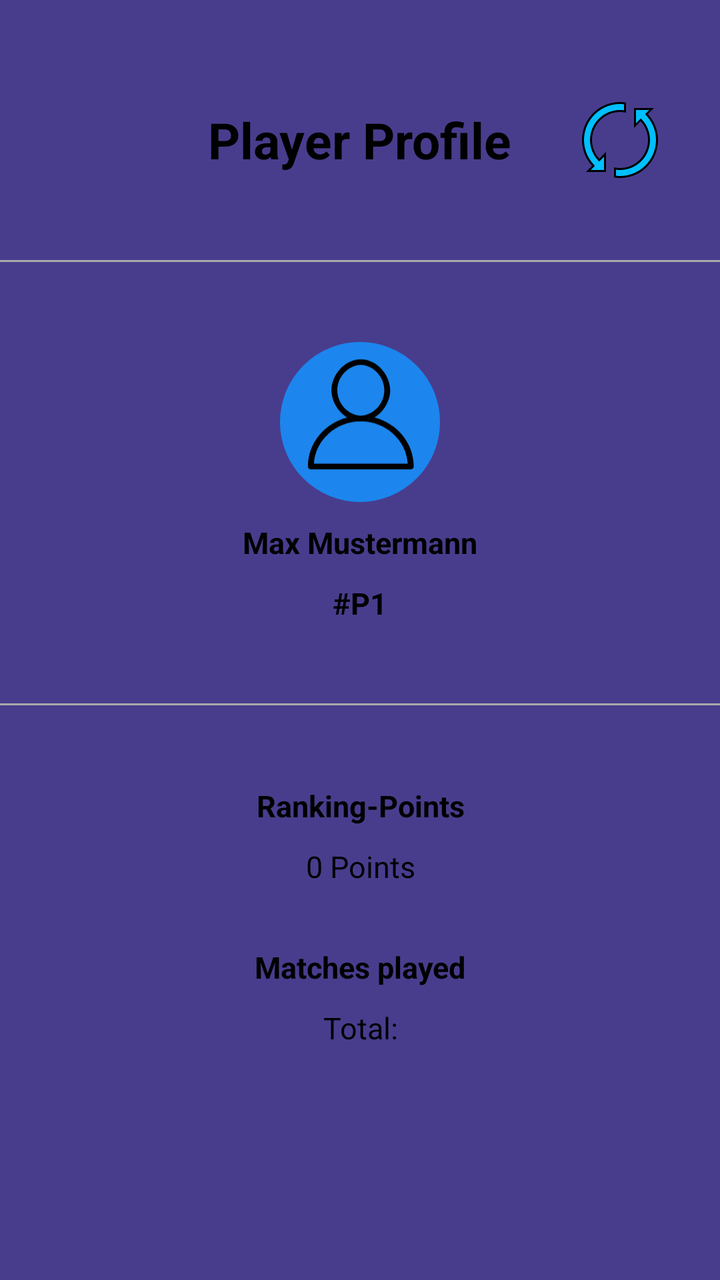
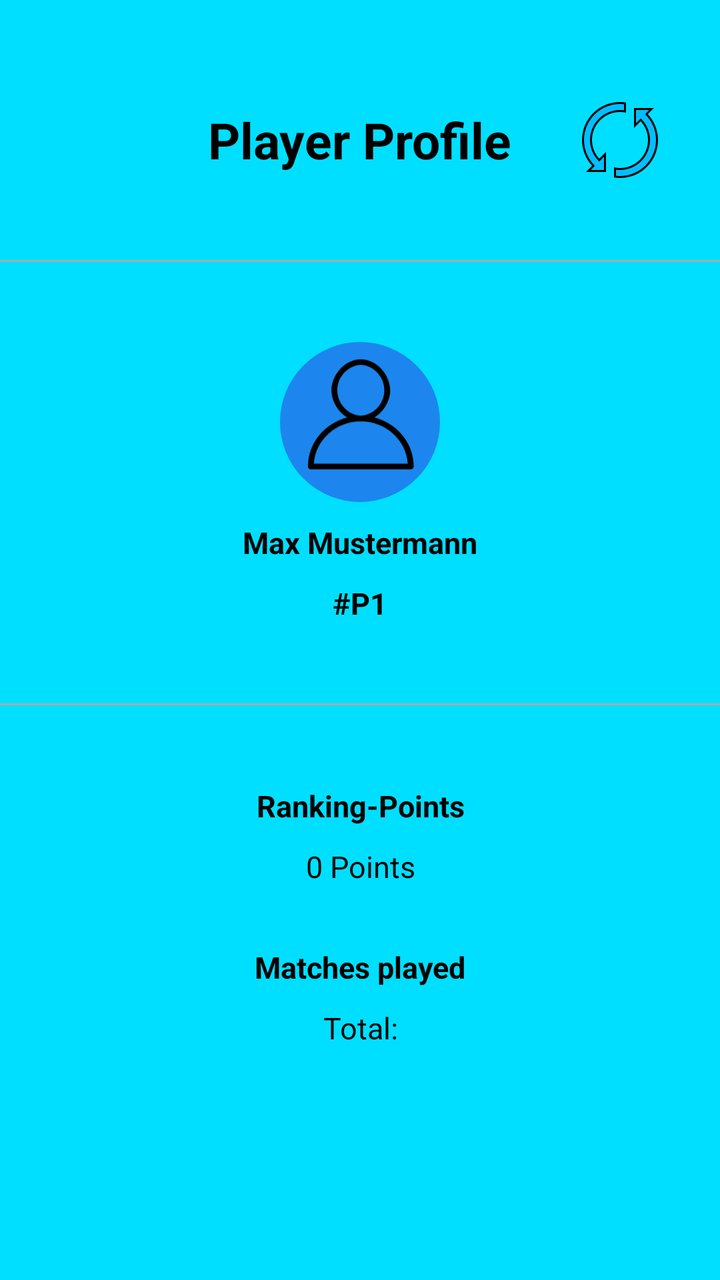

Before-and-after screenshots of an Android layout around one commit, followed by the original layout XML and the change that was made.
<!-- AndroidManifest.xml: application theme AppTheme -->
<!-- res/layout/fragment_playerinfo.xml -->
<?xml version="1.0" encoding="utf-8"?>
<ScrollView xmlns:android="http://schemas.android.com/apk/res/android"
    xmlns:tools="http://schemas.android.com/tools"
    android:layout_width="match_parent"
    android:layout_height="match_parent"
    android:background="#483D8D"
    tools:context=".statsFragments.MatchInfoFragment">

    <LinearLayout
        android:layout_width="match_parent"
        android:layout_height="wrap_content"
        android:orientation="vertical"
        android:paddingBottom="40dp">

        <RelativeLayout
            android:layout_width="match_parent"
            android:layout_height="wrap_content"
            android:layout_marginTop="50dp">

            <TextView
                android:id="@+id/matchInfoTitle"
                android:layout_width="wrap_content"
                android:layout_height="wrap_content"
                android:layout_centerInParent="true"
                android:text="Player Profile"
                android:textAlignment="center"
                android:textColor="#000"
                android:textSize="25sp"
                android:textStyle="bold" />

            <ImageView
                android:id="@+id/reloadImage"
                android:layout_width="40dp"
                android:layout_height="40dp"
                android:layout_centerInParent="true"
                android:src="@drawable/reload_icon"
                android:layout_alignParentEnd="true"
                android:layout_marginEnd="30dp"/>

        </RelativeLayout>

        <View
            android:layout_width="match_parent"
            android:layout_height="1dp"
            android:layout_marginTop="40dp"
            android:layout_marginBottom="40dp"
            android:background="@android:color/darker_gray" />

        <LinearLayout
            android:layout_width="wrap_content"
            android:layout_height="wrap_content"
            android:layout_gravity="center"
            android:gravity="center"
            android:orientation="vertical">

            <RelativeLayout
                android:id="@+id/team1player1icon"
                android:layout_width="80dp"
                android:layout_height="80dp"
                android:layout_gravity="center"
                android:background="@drawable/round_corners_shape">

                <ImageView
                    android:layout_width="70dp"
                    android:layout_height="70dp"
                    android:src="@drawable/ic_default_profile_24"
                    android:translationX="5dp" />
            </RelativeLayout>

            <TextView
                android:id="@+id/playerName"
                android:layout_width="wrap_content"
                android:layout_height="wrap_content"
                android:layout_gravity="center"
                android:layout_marginTop="10dp"
                android:text="Max Mustermann"
                android:textColor="#000"
                android:textSize="15sp"
                android:textStyle="bold" />

            <TextView
                android:id="@+id/playerID"
                android:layout_width="wrap_content"
                android:layout_height="wrap_content"
                android:layout_gravity="center"
                android:layout_marginTop="10dp"
                android:text="#P1"
                android:textColor="#000"
                android:textSize="15sp"
                android:textStyle="bold" />

        </LinearLayout>

        <View
            android:layout_width="match_parent"
            android:layout_height="1dp"
            android:layout_marginTop="40dp"
            android:layout_marginBottom="40dp"
            android:background="@android:color/darker_gray" />

        <TextView
            android:layout_width="match_parent"
            android:layout_height="wrap_content"
            android:text="Ranking-Points"
            android:textAlignment="center"
            android:textColor="#000"
            android:textSize="15sp"
            android:textStyle="bold" />

        <TextView
            android:id="@+id/rankingPoints"
            android:layout_width="match_parent"
            android:layout_height="wrap_content"
            android:layout_marginTop="10dp"
            android:text="0 Points"
            android:textAlignment="center"
            android:textColor="#000"
            android:textSize="15sp" />

        <TextView
            android:layout_width="match_parent"
            android:layout_height="wrap_content"
            android:layout_marginTop="30dp"
            android:text="Matches played"
            android:textAlignment="center"
            android:textColor="#000"
            android:textSize="15sp"
            android:textStyle="bold" />

        <TextView
            android:id="@+id/matchesPlayed"
            android:layout_width="match_parent"
            android:layout_height="wrap_content"
            android:layout_marginTop="10dp"
            android:text="Total:"
            android:textAlignment="center"
            android:textColor="#000"
            android:textSize="15sp" />

        <TextView
            android:layout_width="match_parent"
            android:layout_height="wrap_content"
            android:layout_marginTop="30dp"
            android:text="Team Number"
            android:textAlignment="center"
            android:textColor="#000"
            android:textSize="15sp"
            android:textStyle="bold"
            android:visibility="gone" />

        <TextView
            android:id="@+id/teamNumber"
            android:layout_width="match_parent"
            android:layout_height="wrap_content"
            android:layout_marginTop="10dp"
            android:text="Currently not in a team"
            android:textAlignment="center"
            android:textColor="#000"
            android:textSize="15sp"
            android:visibility="gone" />

        <TextView
            android:layout_width="match_parent"
            android:layout_height="wrap_content"
            android:layout_marginTop="30dp"
            android:text="Main hand"
            android:textAlignment="center"
            android:textColor="#000"
            android:textSize="15sp"
            android:textStyle="bold"
            android:visibility="gone" />

        <TextView
            android:id="@+id/mainHand"
            android:layout_width="match_parent"
            android:layout_height="wrap_content"
            android:layout_marginTop="10dp"
            android:text="Unknown"
            android:textAlignment="center"
            android:textColor="#000"
            android:textSize="15sp"
            android:visibility="gone" />
    </LinearLayout>
</ScrollView>
<!-- resources referenced by this layout -->
<resources>
  <!-- drawable ic_default_profile_24 (drawable) -->
  <vector android:height="24dp" android:tint="#000000"
      android:viewportHeight="20" android:viewportWidth="20"
      android:width="25dp" xmlns:android="http://schemas.android.com/apk/res/android">
  
      <path android:fillColor="@android:color/white" android:pathData="M12.075,10.812c1.358-0.853,2.242-2.507,2.242-4.037c0-2.181-1.795-4.618-4.198-4.618S5.921,4.594,5.921,6.775c0,1.53,0.884,3.185,2.242,4.037c-3.222,0.865-5.6,3.807-5.6,7.298c0,0.23,0.189,0.42,0.42,0.42h14.273c0.23,0,0.42-0.189,0.42-0.42C17.676,14.619,15.297,11.677,12.075,10.812 M6.761,6.775c0-2.162,1.773-3.778,3.358-3.778s3.359,1.616,3.359,3.778c0,2.162-1.774,3.778-3.359,3.778S6.761,8.937,6.761,6.775 M3.415,17.69c0.218-3.51,3.142-6.297,6.704-6.297c3.562,0,6.486,2.787,6.705,6.297H3.415z"/>
  </vector>
  <!-- drawable reload_icon (drawable) -->
  <vector xmlns:android="http://schemas.android.com/apk/res/android"
      android:width="200dp"
      android:height="200dp"
      android:viewportWidth="40"
      android:viewportHeight="40">
      <path android:fillColor="#00BFFF" android:pathData="M4.207,35.5l2.573-2.574l-0.328-0.353C3.259,29.143,1.5,24.677,1.5,20C1.5,9.799,9.799,1.5,20,1.5 c0.776,0,1.598,0.062,2.5,0.19v4.032C21.661,5.575,20.823,5.5,20,5.5C12.005,5.5,5.5,12.005,5.5,20 c0,3.578,1.337,7.023,3.765,9.701l0.353,0.389l2.883-2.883V35.5H4.207z"/>
      <path android:fillColor="#000000" android:pathData="M20,2c0.627,0,1.287,0.042,2,0.129v3.009C21.33,5.046,20.661,5,20,5C11.729,5,5,11.729,5,20 c0,3.702,1.383,7.267,3.894,10.037l0.705,0.778l0.743-0.743L12,28.414V35H5.414l1.379-1.379l0.682-0.682l-0.657-0.706 C3.711,28.895,2,24.551,2,20C2,10.075,10.075,2,20,2 M20,1C9.507,1,1,9.507,1,20c0,4.994,1.934,9.527,5.086,12.914L3,36h10V26 l-3.365,3.365C7.387,26.885,6,23.612,6,20c0-7.732,6.268-14,14-14c1.031,0,2.033,0.119,3,0.33V1.259C22.02,1.104,21.023,1,20,1 L20,1z"/>
      <path android:fillColor="#00BFFF" android:pathData="M20,38.5c-0.776,0-1.598-0.062-2.5-0.19v-4.032c0.839,0.147,1.677,0.222,2.5,0.222 c7.995,0,14.5-6.505,14.5-14.5c0-3.583-1.336-7.03-3.761-9.706l-0.353-0.389L27.5,12.793V4.5h8.293l-2.581,2.582l0.328,0.354 C36.738,10.872,38.5,15.334,38.5,20C38.5,30.201,30.201,38.5,20,38.5z"/>
      <path android:fillColor="#000000" android:pathData="M34.586,5l-1.387,1.387l-0.682,0.682l0.657,0.706C36.286,11.119,38,15.461,38,20 c0,9.925-8.075,18-18,18c-0.627,0-1.287-0.042-2-0.129v-3.009C18.67,34.954,19.339,35,20,35c8.271,0,15-6.729,15-15 c0-3.708-1.381-7.274-3.89-10.041l-0.705-0.778l-0.743,0.743L28,11.586V5H34.586 M37,4H27v10l3.369-3.369 C32.618,13.111,34,16.388,34,20c0,7.732-6.268,14-14,14c-1.031,0-2.033-0.119-3-0.33v5.071C17.98,38.896,18.977,39,20,39 c10.493,0,19-8.507,19-19c0-4.993-1.942-9.519-5.094-12.906L37,4L37,4z"/>
      </vector>
  <!-- drawable round_corners_shape (drawable) -->
  <?xml version="1.0" encoding="utf-8"?>
  <shape xmlns:android="http://schemas.android.com/apk/res/android">
      <corners android:radius="300dp" />
      <solid android:color="#1C86EE"/>
      <stroke android:color="#1C86EE" android:width="10dp"/>
  </shape>
  <style name="AppTheme" parent="Theme.AppCompat.Light.NoActionBar">
          
          <item name="colorPrimary">@color/colorPrimary</item>
          <item name="colorPrimaryDark">@color/colorPrimaryDark</item>
          <item name="colorAccent">@color/colorAccent</item>
      </style>
  <color name="colorPrimary">#6200EE</color>
  <color name="colorPrimaryDark">#00BFFF</color>
  <color name="colorAccent">#03DAC5</color>
</resources>

<!-- the commit's change to res/layout/fragment_playerinfo.xml (unified diff, before → after) -->
@@ -3,7 +3,7 @@
     xmlns:tools="http://schemas.android.com/tools"
     android:layout_width="match_parent"
     android:layout_height="match_parent"
-    android:background="#483D8D"
+    android:background="@color/colorStatsActivity"
     tools:context=".statsFragments.MatchInfoFragment">
 
     <LinearLayout
<!-- resource entries referenced after the edit -->
@@ -1,5 +1,6 @@
 <!-- resources referenced by this layout -->
 <resources>
+  <color name="colorStatsActivity">#00DFFF</color>
   <!-- drawable ic_default_profile_24 (drawable) -->
   <vector android:height="24dp" android:tint="#000000"
       android:viewportHeight="20" android:viewportWidth="20"
